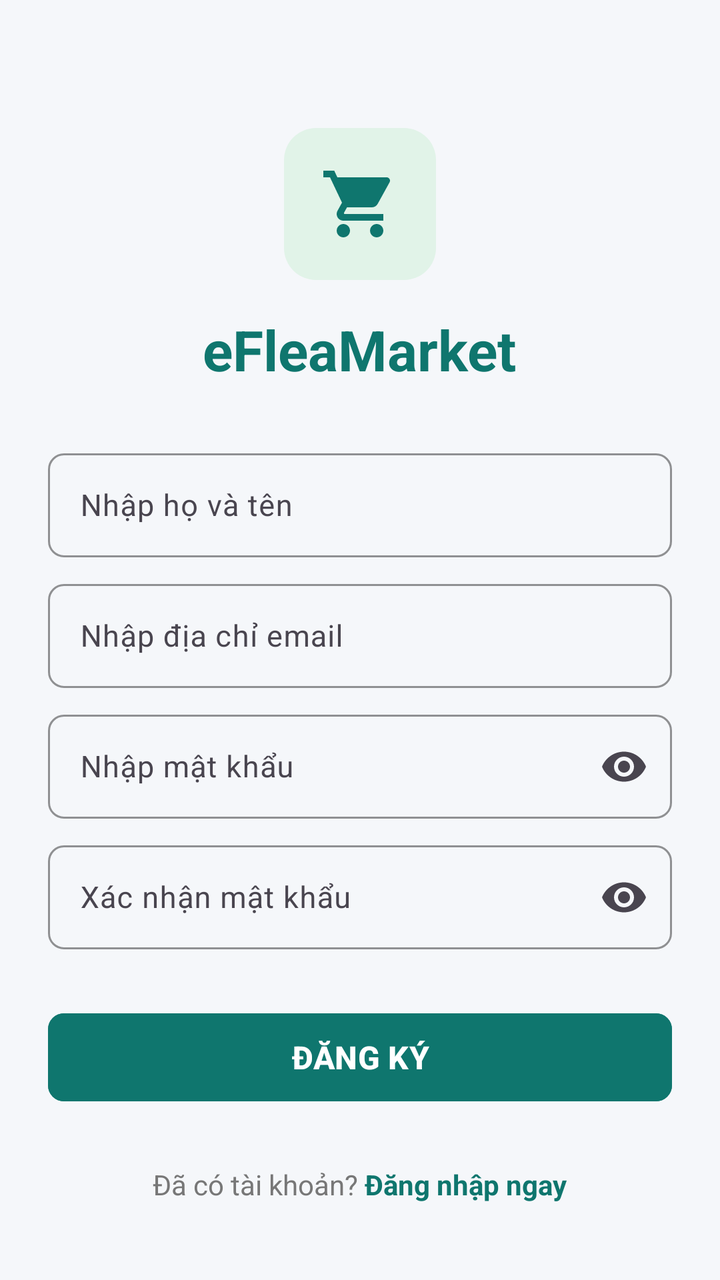
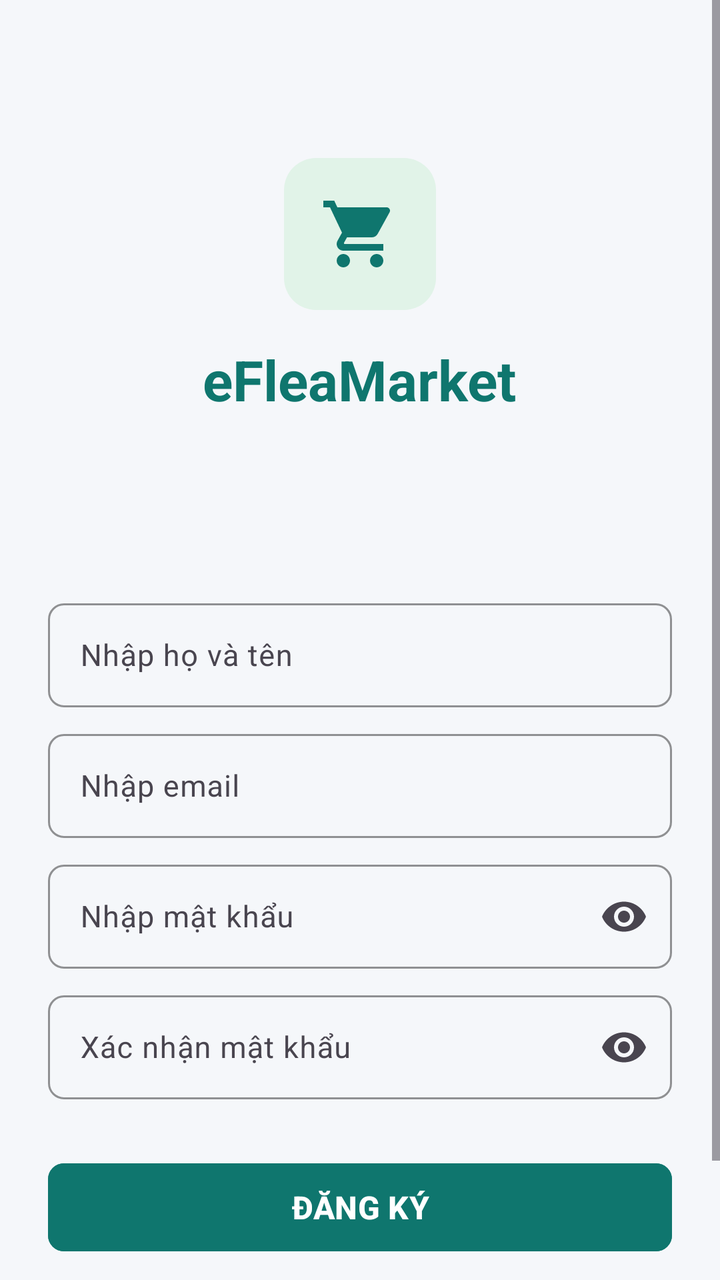

An Android layout rendered at two revisions. The XML below is the earlier revision; the diff shows what the commit changed to produce the second picture.
<!-- AndroidManifest.xml: application theme Theme.EFleaMarket -->
<!-- res/layout/register.xml -->
<?xml version="1.0" encoding="utf-8"?>
<ScrollView xmlns:android="http://schemas.android.com/apk/res/android"
    xmlns:app="http://schemas.android.com/apk/res-auto"
    android:layout_width="match_parent"
    android:layout_height="match_parent"
    android:background="#F5F7FA"
    android:fillViewport="true">

    <LinearLayout
        android:layout_width="match_parent"
        android:layout_height="wrap_content"
        android:gravity="center_horizontal"
        android:orientation="vertical"
        android:padding="24dp">

        
        <ImageView
            android:layout_width="76dp"
            android:layout_height="76dp"
            android:layout_marginTop="40dp"
            android:background="@drawable/bg_circle_logo"
            android:contentDescription="@string/app_name"
            android:padding="18dp"
            android:src="@drawable/ic_shopping_cart"
            app:tint="#0F766E" />

        
        <TextView
            android:layout_width="wrap_content"
            android:layout_height="wrap_content"
            android:layout_marginTop="16dp"
            android:text="eFleaMarket"
            android:textColor="#0F766E"
            android:textSize="28sp"
            android:textStyle="bold" />

        
        <com.google.android.material.textfield.TextInputLayout
            android:layout_width="match_parent"
            android:layout_height="wrap_content"
            android:layout_marginTop="28dp"
            app:boxBackgroundMode="outline"
            app:boxCornerRadiusBottomEnd="8dp"
            app:boxCornerRadiusBottomStart="8dp"
            app:boxCornerRadiusTopEnd="8dp"
            app:boxCornerRadiusTopStart="8dp"
            app:boxStrokeColor="#0F766E"
            app:boxStrokeWidth="1dp"
            app:boxStrokeWidthFocused="2dp">

            <com.google.android.material.textfield.TextInputEditText
                android:id="@+id/etFullName"
                android:layout_width="match_parent"
                android:layout_height="52dp"
                android:autofillHints="name"
                android:hint="Nhập họ và tên"
                android:inputType="textPersonName"
                android:textColor="#222222"
                android:textColorHint="#999999"
                android:textSize="15sp" />

        </com.google.android.material.textfield.TextInputLayout>

        
        <com.google.android.material.textfield.TextInputLayout
            android:layout_width="match_parent"
            android:layout_height="wrap_content"
            android:layout_marginTop="8dp"
            app:boxBackgroundMode="outline"
            app:boxCornerRadiusBottomEnd="8dp"
            app:boxCornerRadiusBottomStart="8dp"
            app:boxCornerRadiusTopEnd="8dp"
            app:boxCornerRadiusTopStart="8dp"
            app:boxStrokeColor="#0F766E"
            app:boxStrokeWidth="1dp"
            app:boxStrokeWidthFocused="2dp">

            <com.google.android.material.textfield.TextInputEditText
                android:id="@+id/etEmail"
                android:layout_width="match_parent"
                android:layout_height="52dp"
                android:autofillHints="emailAddress"
                android:hint="Nhập địa chỉ email"
                android:inputType="textEmailAddress"
                android:textColor="#222222"
                android:textColorHint="#999999"
                android:textSize="15sp" />

        </com.google.android.material.textfield.TextInputLayout>

        
        <com.google.android.material.textfield.TextInputLayout
            android:layout_width="match_parent"
            android:layout_height="wrap_content"
            android:layout_marginTop="8dp"
            app:boxBackgroundMode="outline"
            app:boxCornerRadiusBottomEnd="8dp"
            app:boxCornerRadiusBottomStart="8dp"
            app:boxCornerRadiusTopEnd="8dp"
            app:boxCornerRadiusTopStart="8dp"
            app:boxStrokeColor="#0F766E"
            app:boxStrokeWidth="1dp"
            app:boxStrokeWidthFocused="2dp"
            app:endIconMode="password_toggle">

            <com.google.android.material.textfield.TextInputEditText
                android:id="@+id/etPassword"
                android:layout_width="match_parent"
                android:layout_height="52dp"
                android:autofillHints="password"
                android:hint="Nhập mật khẩu"
                android:inputType="textPassword"
                android:textColor="#222222"
                android:textColorHint="#999999"
                android:textSize="15sp" />

        </com.google.android.material.textfield.TextInputLayout>

        
        <com.google.android.material.textfield.TextInputLayout
            android:layout_width="match_parent"
            android:layout_height="wrap_content"
            android:layout_marginTop="8dp"
            app:boxBackgroundMode="outline"
            app:boxCornerRadiusBottomEnd="8dp"
            app:boxCornerRadiusBottomStart="8dp"
            app:boxCornerRadiusTopEnd="8dp"
            app:boxCornerRadiusTopStart="8dp"
            app:boxStrokeColor="#0F766E"
            app:boxStrokeWidth="1dp"
            app:boxStrokeWidthFocused="2dp"
            app:endIconMode="password_toggle">

            <com.google.android.material.textfield.TextInputEditText
                android:id="@+id/etConfirmPassword"
                android:layout_width="match_parent"
                android:layout_height="52dp"
                android:autofillHints="password"
                android:hint="Xác nhận mật khẩu"
                android:inputType="textPassword"
                android:textColor="#222222"
                android:textColorHint="#999999"
                android:textSize="15sp" />

        </com.google.android.material.textfield.TextInputLayout>

        
        <Button
            android:id="@+id/btnRegister"
            android:layout_width="match_parent"
            android:layout_height="52dp"
            android:layout_marginTop="28dp"
            android:backgroundTint="#0F766E"
            android:text="ĐĂNG KÝ"
            android:textColor="#FFFFFF"
            android:textSize="16sp"
            android:textStyle="bold"
            app:cornerRadius="8dp" />

        
        <LinearLayout
            android:layout_width="wrap_content"
            android:layout_height="wrap_content"
            android:layout_marginTop="28dp"
            android:gravity="center"
            android:orientation="horizontal">

            <TextView
                android:layout_width="wrap_content"
                android:layout_height="wrap_content"
                android:text="Đã có tài khoản? "
                android:textColor="#777777"
                android:textSize="14sp" />

            <TextView
                android:id="@+id/tvGoLogin"
                android:layout_width="wrap_content"
                android:layout_height="wrap_content"
                android:text="Đăng nhập ngay"
                android:textColor="#0F766E"
                android:textSize="14sp"
                android:textStyle="bold" />

        </LinearLayout>

    </LinearLayout>

</ScrollView>
<!-- resources referenced by this layout -->
<resources>
  <!-- drawable bg_circle_logo (drawable) -->
  <shape xmlns:android="http://schemas.android.com/apk/res/android"
      android:shape="rectangle">
      <solid android:color="#E1F3E8" />
      <corners android:radius="16dp" />
  </shape>
  <!-- drawable ic_shopping_cart (drawable) -->
  <vector xmlns:android="http://schemas.android.com/apk/res/android"
      android:width="24dp"
      android:height="24dp"
      android:viewportWidth="24"
      android:viewportHeight="24">
    <path
        android:fillColor="#0F766E"
        android:pathData="M7,18c-1.1,0 -1.99,0.9 -1.99,2s0.89,2 1.99,2s2,-0.9 2,-2s-0.9,-2 -2,-2zM1,2v2h2l3.6,7.59l-1.35,2.45c-0.16,0.28 -0.25,0.61 -0.25,0.96c0,1.1 0.9,2 2,2h12v-2H7.42c-0.14,0 -0.25,-0.11 -0.25,-0.25l0.03,-0.12l0.9,-1.63h7.45c0.75,0 1.41,-0.41 1.75,-1.03l3.58,-6.49c0.08,-0.14 0.12,-0.31 0.12,-0.48c0,-0.55 -0.45,-1 -1,-1H5.21l-0.94,-2H1zM17,18c-1.1,0 -1.99,0.9 -1.99,2s0.89,2 1.99,2s2,-0.9 2,-2s-0.9,-2 -2,-2z"/>
  </vector>
  <string name="app_name">eFlea Market</string>
  <style name="Theme.EFleaMarket" parent="Base.Theme.EFleaMarket" />
  <style name="Base.Theme.EFleaMarket" parent="Theme.Material3.DayNight.NoActionBar">
          
          <item name="colorPrimary">@color/primary_green</item>
      </style>
  <color name="primary_green">#0F766E</color>
</resources>

<!-- the commit's change to res/layout/register.xml (unified diff, before → after) -->
@@ -13,18 +13,16 @@
         android:orientation="vertical"
         android:padding="24dp">
 
-        
         <ImageView
             android:layout_width="76dp"
             android:layout_height="76dp"
-            android:layout_marginTop="40dp"
+            android:layout_marginTop="55dp"
             android:background="@drawable/bg_circle_logo"
             android:contentDescription="@string/app_name"
             android:padding="18dp"
             android:src="@drawable/ic_shopping_cart"
             app:tint="#0F766E" />
 
-        
         <TextView
             android:layout_width="wrap_content"
             android:layout_height="wrap_content"
@@ -34,11 +32,10 @@
             android:textSize="28sp"
             android:textStyle="bold" />
 
-        
         <com.google.android.material.textfield.TextInputLayout
             android:layout_width="match_parent"
             android:layout_height="wrap_content"
-            android:layout_marginTop="28dp"
+            android:layout_marginTop="88dp"
             app:boxBackgroundMode="outline"
             app:boxCornerRadiusBottomEnd="8dp"
             app:boxCornerRadiusBottomStart="8dp"
@@ -61,7 +58,6 @@
 
         </com.google.android.material.textfield.TextInputLayout>
 
-        
         <com.google.android.material.textfield.TextInputLayout
             android:layout_width="match_parent"
             android:layout_height="wrap_content"
@@ -80,7 +76,7 @@
                 android:layout_width="match_parent"
                 android:layout_height="52dp"
                 android:autofillHints="emailAddress"
-                android:hint="Nhập địa chỉ email"
+                android:hint="Nhập email"
                 android:inputType="textEmailAddress"
                 android:textColor="#222222"
                 android:textColorHint="#999999"
@@ -88,7 +84,6 @@
 
         </com.google.android.material.textfield.TextInputLayout>
 
-        
         <com.google.android.material.textfield.TextInputLayout
             android:layout_width="match_parent"
             android:layout_height="wrap_content"
@@ -116,7 +111,6 @@
 
         </com.google.android.material.textfield.TextInputLayout>
 
-        
         <com.google.android.material.textfield.TextInputLayout
             android:layout_width="match_parent"
             android:layout_height="wrap_content"
@@ -144,7 +138,6 @@
 
         </com.google.android.material.textfield.TextInputLayout>
 
-        
         <Button
             android:id="@+id/btnRegister"
             android:layout_width="match_parent"
@@ -157,7 +150,6 @@
             android:textStyle="bold"
             app:cornerRadius="8dp" />
 
-        
         <LinearLayout
             android:layout_width="wrap_content"
             android:layout_height="wrap_content"
@@ -170,7 +162,7 @@
                 android:layout_height="wrap_content"
                 android:text="Đã có tài khoản? "
                 android:textColor="#777777"
-                android:textSize="14sp" />
+                android:textSize="16sp" />
 
             <TextView
                 android:id="@+id/tvGoLogin"
@@ -178,7 +170,7 @@
                 android:layout_height="wrap_content"
                 android:text="Đăng nhập ngay"
                 android:textColor="#0F766E"
-                android:textSize="14sp"
+                android:textSize="18sp"
                 android:textStyle="bold" />
 
         </LinearLayout>
